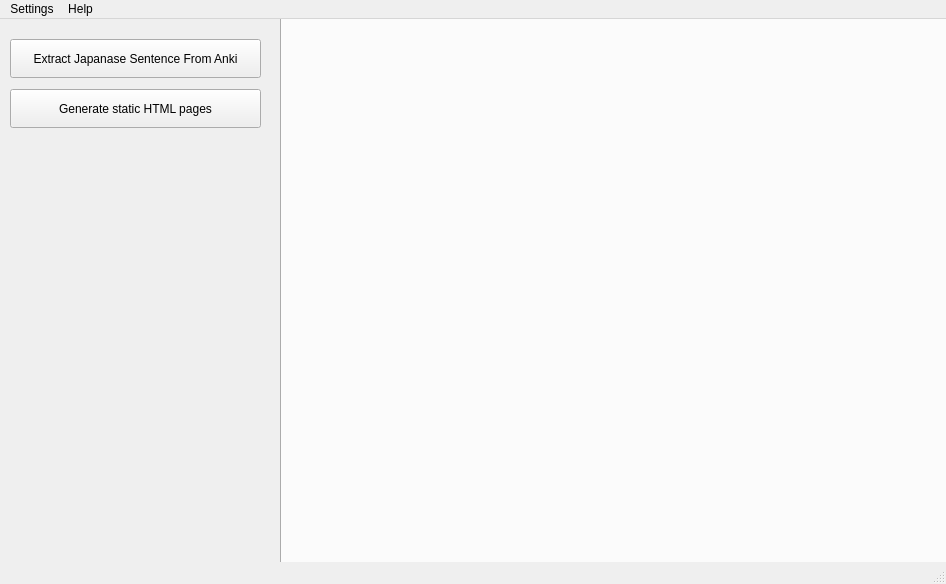
ahmadardani/matsuba, file guiprogram.ui: the form before one commit.
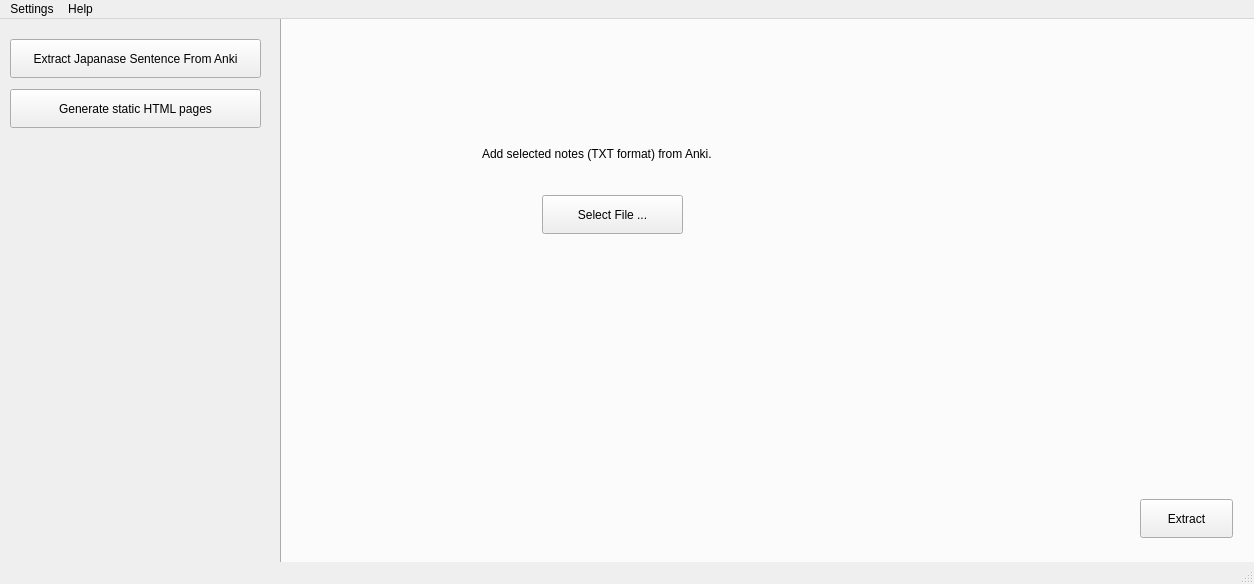
The form after the commit. The open tabs and pages were chosen to show the change.

The edit to the form file:
```diff
--- a/guiprogram.ui
+++ b/guiprogram.ui
@@ -6,7 +6,7 @@
    <rect>
     <x>0</x>
     <y>0</y>
-    <width>946</width>
+    <width>1254</width>
     <height>584</height>
    </rect>
   </property>
@@ -18,8 +18,8 @@
     <property name="geometry">
      <rect>
       <x>280</x>
-      <y>-40</y>
-      <width>671</width>
+      <y>-50</y>
+      <width>981</width>
       <height>611</height>
      </rect>
     </property>
@@ -30,6 +30,32 @@
      <attribute name="title">
       <string>Tab 1</string>
      </attribute>
+     <widget class="QPushButton" name="pushButton_3">
+      <property name="geometry">
+       <rect>
+        <x>260</x>
+        <y>200</y>
+        <width>141</width>
+        <height>39</height>
+       </rect>
+      </property>
+      <property name="text">
+       <string>Select File ...</string>
+      </property>
+     </widget>
+     <widget class="QLabel" name="label">
+      <property name="geometry">
+       <rect>
+        <x>200</x>
+        <y>150</y>
+        <width>271</width>
+        <height>17</height>
+       </rect>
+      </property>
+      <property name="text">
+       <string>Add selected notes (TXT format) from Anki.</string>
+      </property>
+     </widget>
     </widget>
     <widget class="QWidget" name="tab_2">
      <attribute name="title">
@@ -63,13 +89,26 @@
      <string>Generate static HTML pages</string>
     </property>
    </widget>
+   <widget class="QPushButton" name="pushButton_4">
+    <property name="geometry">
+     <rect>
+      <x>1140</x>
+      <y>480</y>
+      <width>93</width>
+      <height>39</height>
+     </rect>
+    </property>
+    <property name="text">
+     <string>Extract</string>
+    </property>
+   </widget>
   </widget>
   <widget class="QMenuBar" name="menubar">
    <property name="geometry">
     <rect>
      <x>0</x>
      <y>0</y>
-     <width>946</width>
+     <width>1254</width>
      <height>29</height>
     </rect>
    </property>
```
Left out of the diff: 16 changed lines with no effect on the pictures.
